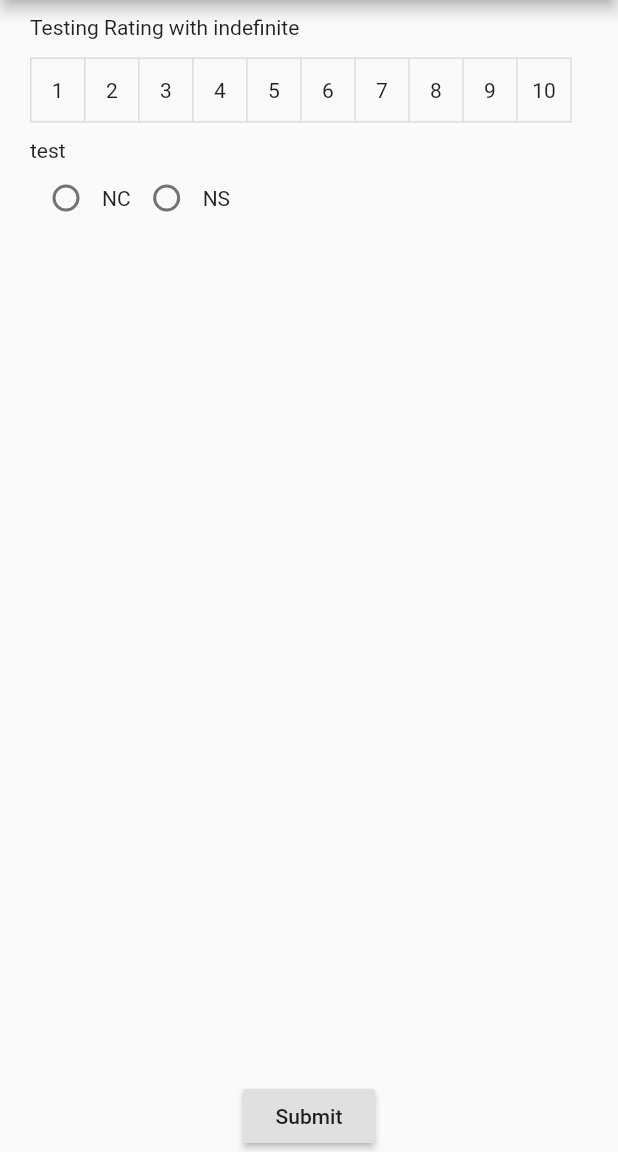
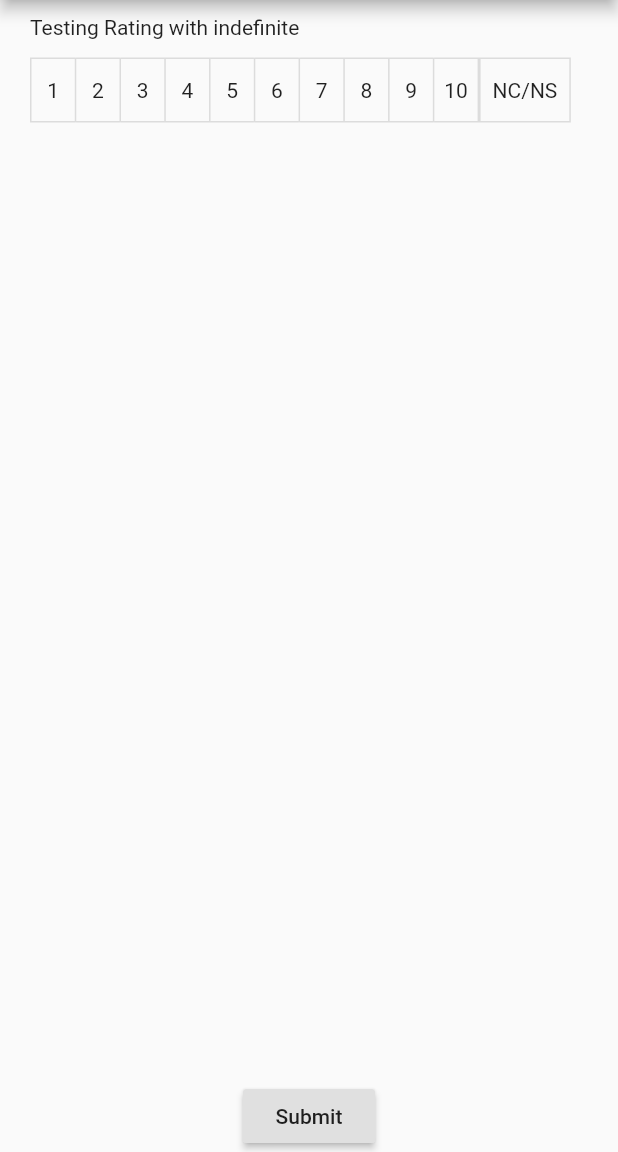
Before and after one commit to Thalinda/My_pcakages, a Flutter app: the screen it shows after launch, on a phone screen of 412 x 824 dp, the part 84-1236 px from its top. Run offline on Flutter 3.47's test engine with Material 2 defaults, Android fonts, the phone set to English and light mode, and no system bars; our stand-ins replace dropdown_search, get.

Commit message:
Added NC/NS

```diff
--- a/lib/dynamic_forms.dart
+++ b/lib/dynamic_forms.dart
@@ -26,15 +26,15 @@ class _DynamicFormsState extends State<DynamicForms> {
         isRequired: 1,
         createdDate: DateTime.parse("2022-03-12T00:00:00"),
         modifiedDate: DateTime.parse("2022-03-12T00:00:00")),
-    SurveyQuizeModel(
-        options: ["NC", "NS"],
-        surveyQuizId: 7,
-        surveyId: 2,
-        quizType: 1,
-        quiz: "test",
-        isRequired: 1,
-        createdDate: DateTime.parse("2022-03-10T00:00:00"),
-        modifiedDate: DateTime.parse("2022-03-10T00:00:00")),
+    // SurveyQuizeModel(
+    //     options: ["NC", "NS"],
+    //     surveyQuizId: 7,
+    //     surveyId: 2,
+    //     quizType: 1,
+    //     quiz: "test",
+    //     isRequired: 1,
+    //     createdDate: DateTime.parse("2022-03-10T00:00:00"),
+    //     modifiedDate: DateTime.parse("2022-03-10T00:00:00")),
     // SurveyQuizeModel(
     //     options: [],
     //     surveyQuizId: 2,
--- a/packages/dynamicform/lib/commonfunction.dart
+++ b/packages/dynamicform/lib/commonfunction.dart
@@ -14,7 +14,7 @@ class CommonFunction {
 
     Map<String, dynamic> json = {
       'id': key,
-      'value': val,
+      'value': val == 0 ? "-1" : val,
       'isrequired': isrequired,
       'label': label
     };
--- a/packages/dynamicform/lib/ratingbuttons.dart
+++ b/packages/dynamicform/lib/ratingbuttons.dart
@@ -13,6 +13,7 @@ class RatingButton extends StatefulWidget {
   String label;
   int limit;
   String keyvalue;
+  bool numberornote = false;
 
   int isRequired;
 
@@ -35,9 +36,11 @@ class _RatingButtonState extends State<RatingButton> {
           const SizedBox(
             height: 10,
           ),
+          Row(
+            children: [
               ToggleButtons(
                   constraints: BoxConstraints(
-                  minWidth: MediaQuery.of(context).size.width * 0.085,
+                      minWidth: MediaQuery.of(context).size.width * 0.070,
                       minHeight: MediaQuery.of(context).size.height * 0.05),
                   children: List.generate(widget.limit, (index) {
                     int tem = index + 1;
@@ -45,12 +48,34 @@ class _RatingButtonState extends State<RatingButton> {
                   }),
                   onPressed: (index) {
                     setState(() {
+                      widget.numberornote = false;
                       _toggleupdate(widget.keyvalue, index.toString());
                       comm._onUpdate(widget.keyvalue, (index + 1).toString(),
                           widget.isRequired, widget.label);
                     });
                   },
                   isSelected: generateUserClicked(widget.limit, value)),
+              ToggleButtons(
+                  constraints: BoxConstraints(
+                      minWidth: MediaQuery.of(context).size.width * 0.070,
+                      minHeight: MediaQuery.of(context).size.height * 0.05),
+                  onPressed: (index) {
+                    setState(() {
+                      _toggleupdate(widget.keyvalue, 0.toString());
+                      widget.numberornote = true;
+                      comm._onUpdate(
+                          widget.keyvalue, 0, widget.isRequired, widget.label);
+                    });
+                  },
+                  children: const [
+                    Padding(
+                      padding: EdgeInsets.all(8.0),
+                      child: Text("NC/NS"),
+                    )
+                  ],
+                  isSelected: getNcNs(1, value))
+            ],
+          ),
         ],
       ),
     );
@@ -58,7 +83,17 @@ class _RatingButtonState extends State<RatingButton> {
 
   List<bool> generateUserClicked(limit, value) {
     return List.generate(limit, (index) {
-      if (index < value) {
+      if (index < value && widget.numberornote == false) {
+        return true;
+      } else {
+        return false;
+      }
+    });
+  }
+
+  List<bool> getNcNs(limit, value) {
+    return List.generate(limit, (index) {
+      if (index < value && widget.numberornote == true) {
         return true;
       } else {
         return false;
```
Lines whose indentation alone changed are shown as unchanged.
